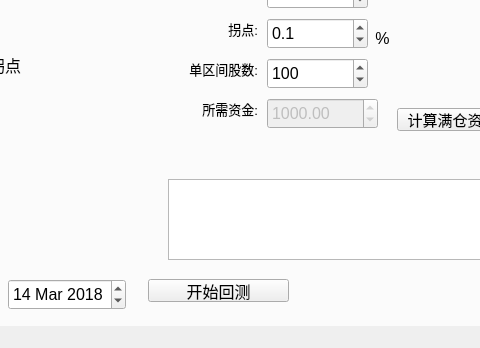
Above: TradeWinner/trade_winner.ui from spartawwy/mock_proj before the change; both pictures show x 264 to 744 and y 272 to 620 of the 917 by 620 pixel window. Below: the same form after it.
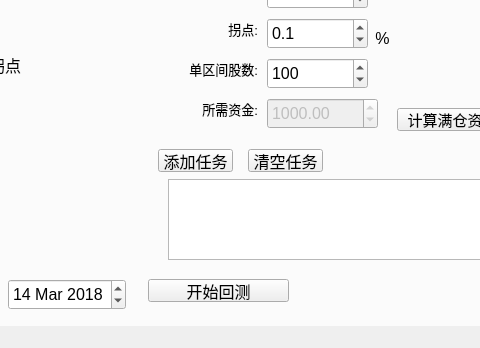
That is the form after the change.

Patch:
```diff
--- a/TradeWinner/trade_winner.ui
+++ b/TradeWinner/trade_winner.ui
@@ -3423,7 +3423,7 @@
         <x>419</x>
         <y>89</y>
         <width>361</width>
-        <height>271</height>
+        <height>251</height>
        </rect>
       </property>
       <widget class="QLabel" name="label_bktest_maxprice_5">
@@ -3753,6 +3753,32 @@
        </property>
       </widget>
      </widget>
+     <widget class="QPushButton" name="pbtn_bktest_add_task">
+      <property name="geometry">
+       <rect>
+        <x>420</x>
+        <y>350</y>
+        <width>75</width>
+        <height>23</height>
+       </rect>
+      </property>
+      <property name="text">
+       <string>添加任务</string>
+      </property>
+     </widget>
+     <widget class="QPushButton" name="pbtn_bktest_clear_task">
+      <property name="geometry">
+       <rect>
+        <x>510</x>
+        <y>350</y>
+        <width>75</width>
+        <height>23</height>
+       </rect>
+      </property>
+      <property name="text">
+       <string>清空任务</string>
+      </property>
+     </widget>
     </widget>
    </widget>
   </widget>
```
Left out of the diff: 15 changed lines with no effect on the pictures.
